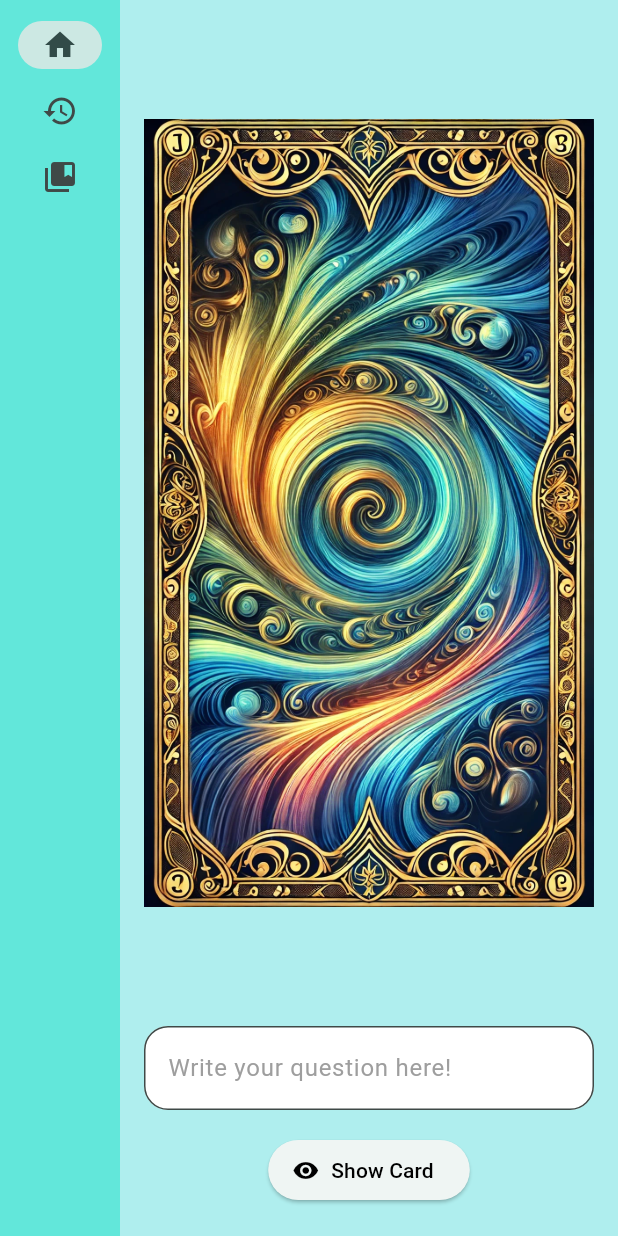
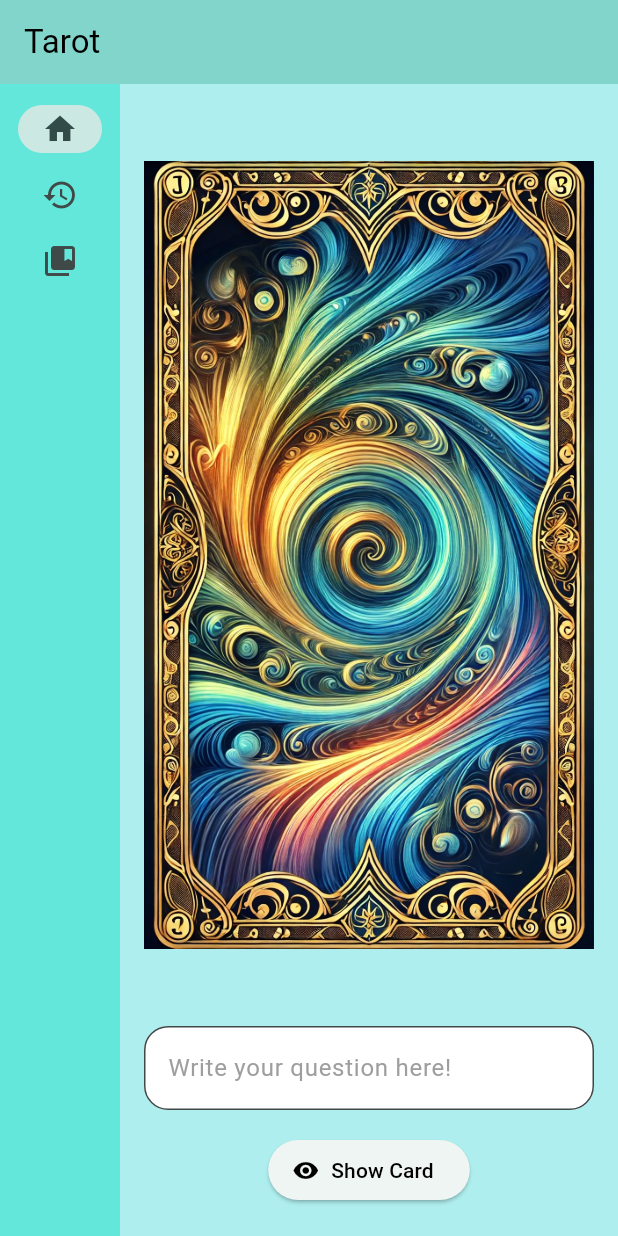
Before and after one commit to TiborMaron/Tarot, a Flutter app: the screen it shows after launch, on a phone screen of 412 x 824 dp. Run offline on Flutter 3.47's test engine with Material 3 defaults, Android fonts, the phone set to English and light mode, and no system bars.

Commit message:
Added back AppBar

```diff
--- a/lib/main.dart
+++ b/lib/main.dart
@@ -55,10 +55,10 @@ class _HomePageState extends State<HomePage> {
     return LayoutBuilder(
       builder: (context, constraints) {
         return Scaffold(
-          // appBar: AppBar(
-          //   backgroundColor: Theme.of(context).colorScheme.inversePrimary,
-          //   title: Text(widget.title),
-          // ),
+          appBar: AppBar(
+            backgroundColor: Theme.of(context).colorScheme.inversePrimary,
+            title: Text(widget.title),
+          ),
           body: Row(
             children: [
               SafeArea(
```
